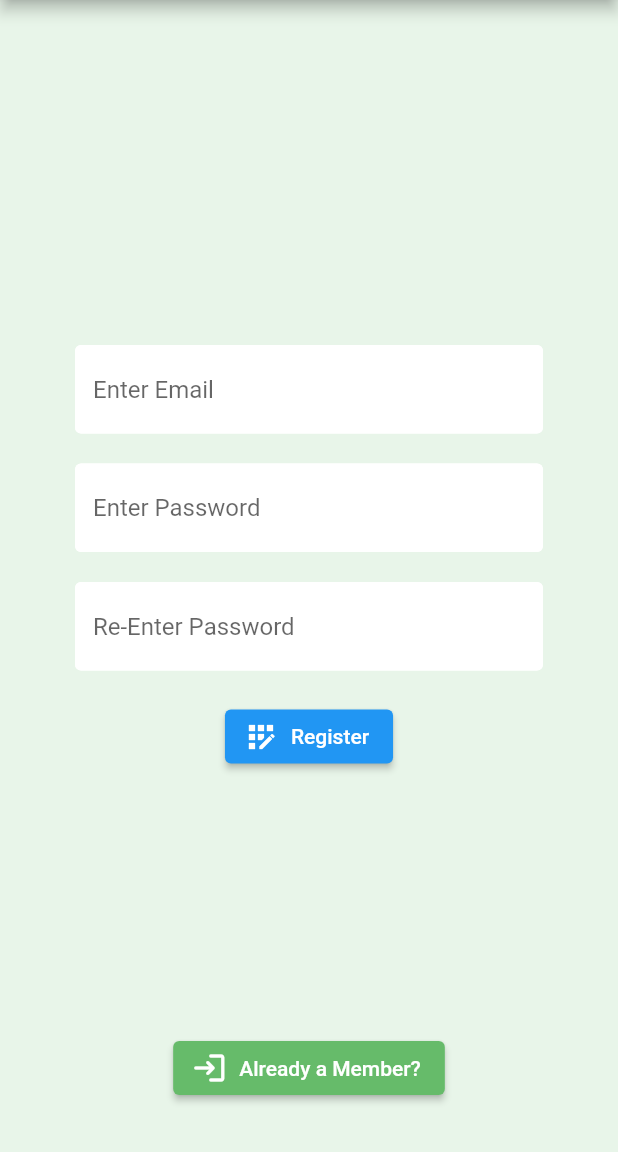
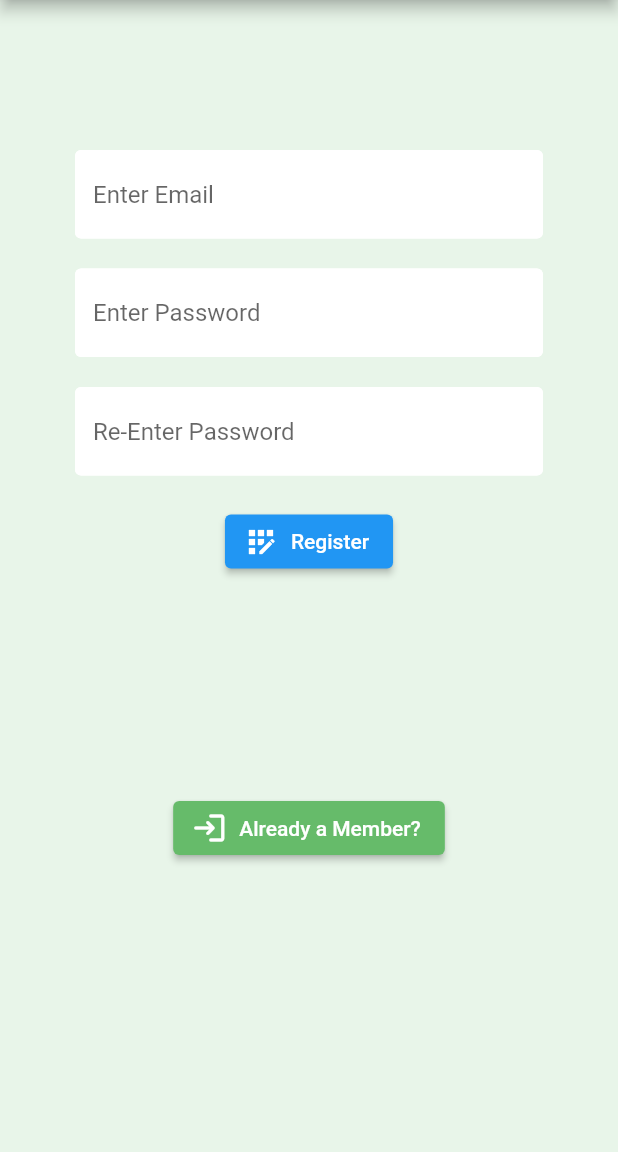
Before and after one commit to pasindu07/flutter-barcode, a Flutter app: the screen it shows after launch, after a tap on "Sign In", after a tap on "Not a Member?", on a phone screen of 412 x 824 dp, the part 84-1236 px from its top. Run offline on Flutter 3.47's test engine with Material 2 defaults, Android fonts, the phone set to English and light mode, and no system bars; our stand-ins replace firebase_auth, firebase_core, flutter_spinkit, image_picker; missing offline and left inert: firebase_ml_vision; accounts and stored records are empty; network calls fail.

Commit message:
iphone se optimised

```diff
--- a/lib/screens/authenticate/register.dart
+++ b/lib/screens/authenticate/register.dart
@@ -36,7 +36,7 @@ class _RegisterState extends State<Register> {
             body: Wrap(
               children: [
                 Container(
-                  margin: EdgeInsets.fromLTRB(0.0, 180.0, 0.0, 0.0),
+                  margin: EdgeInsets.fromLTRB(0.0, 50.0, 0.0, 0.0),
                   padding:
                       EdgeInsets.symmetric(horizontal: 50.0, vertical: 50.0),
                   child: Form(
@@ -112,7 +112,7 @@ class _RegisterState extends State<Register> {
                 //button to navigate to sign in
                 Center(
                   child: Container(
-                    margin: EdgeInsets.only(top: 40.0),
+                    margin: EdgeInsets.only(top: 10.0),
                     padding:
                         EdgeInsets.symmetric(horizontal: 50.0, vertical: 50.0),
                     child: ElevatedButton.icon(
--- a/lib/screens/authenticate/signIn.dart
+++ b/lib/screens/authenticate/signIn.dart
@@ -35,7 +35,7 @@ class _SignInState extends State<SignIn> {
             body: Wrap(
               children: [
                 Container(
-                  margin: EdgeInsets.fromLTRB(0.0, 250.0, 0.0, 0.0),
+                  margin: EdgeInsets.fromLTRB(0.0, 150.0, 0.0, 0.0),
                   padding:
                       EdgeInsets.symmetric(horizontal: 50.0, vertical: 20.0),
                   child: Form(
@@ -99,7 +99,7 @@ class _SignInState extends State<SignIn> {
                 ),
                 Center(
                   child: Container(
-                    margin: EdgeInsets.only(top: 110.0),
+                    margin: EdgeInsets.only(top: 60.0),
                     padding:
                         EdgeInsets.symmetric(horizontal: 50.0, vertical: 50.0),
                     child: ElevatedButton.icon(
```
